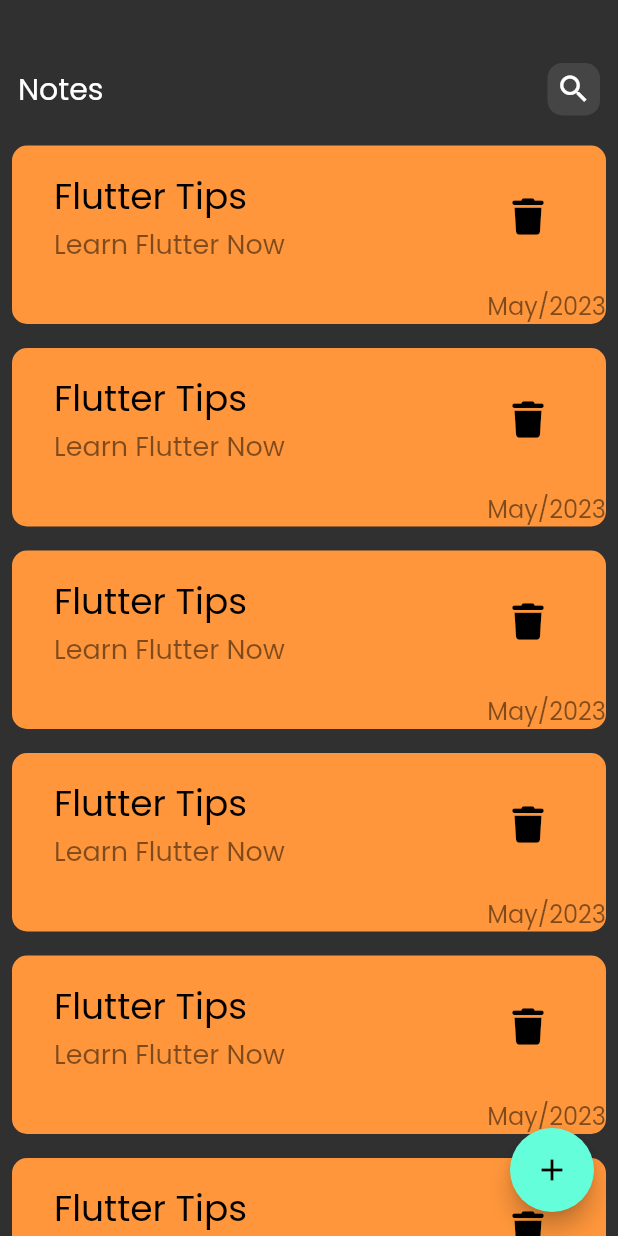
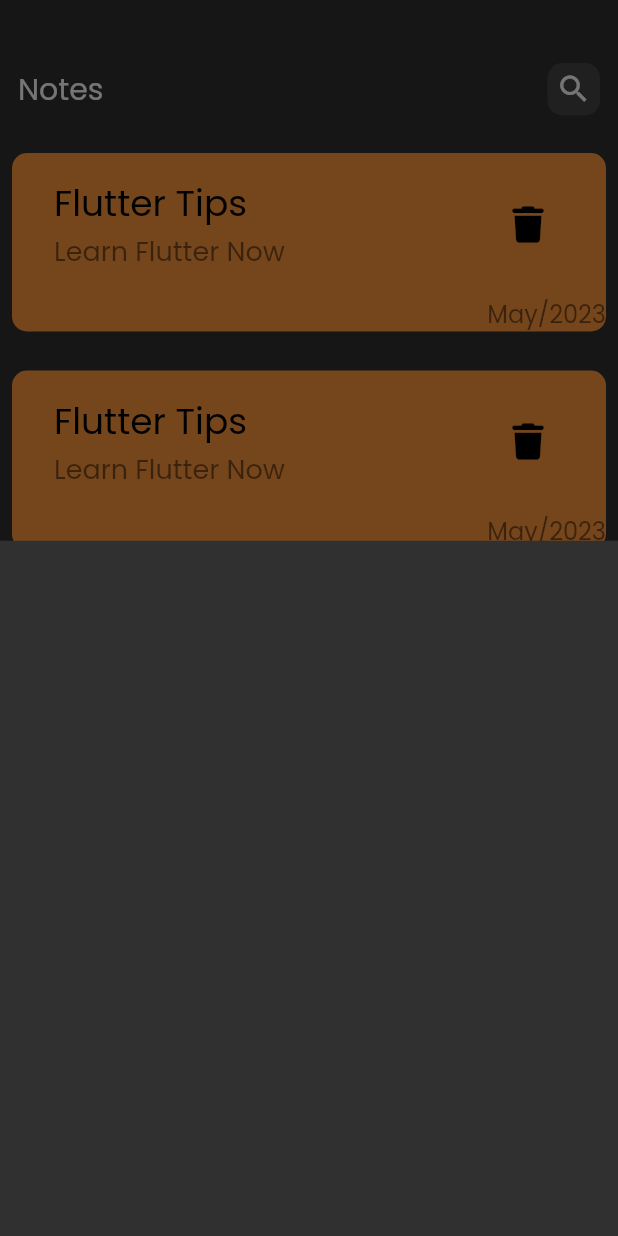
Before and after one commit to shroukhassan23/notesApp, a Flutter app: the screen it shows after launch, after a tap on the "add" icon, on a phone screen of 412 x 824 dp. Run offline on Flutter 3.47's test engine with Material 2 defaults, Android fonts, the phone set to English and light mode, and no system bars; our stand-ins replace font_awesome_flutter.

Commit message:
Add note bottom sheet

```diff
--- a/lib/widgets/HomeView.dart
+++ b/lib/widgets/HomeView.dart
@@ -8,7 +8,14 @@ class HomeView extends StatelessWidget {
   Widget build(BuildContext context) {
     return Scaffold(
       floatingActionButton: FloatingActionButton(
-        onPressed: () {},
+        onPressed: () {
+          showModalBottomSheet(
+            context: context,
+            builder: (context) {
+              return Container();
+            },
+          );
+        },
         child: Icon(Icons.add),
       ),
       body: NotesBody(),
--- a/lib/widgets/NotesBody.dart
+++ b/lib/widgets/NotesBody.dart
@@ -12,9 +12,14 @@ class NotesBody extends StatelessWidget {
           height: 30,
         ),
         const CustomAppbar(),
-        Expanded(child: ListView.builder(
+        Expanded(
+            child: ListView.builder(
+          padding: EdgeInsets.zero,
           itemBuilder: (context, index) {
-            return NotesItem();
+            return Padding(
+              padding: const EdgeInsets.symmetric(vertical: 5),
+              child: NotesItem(),
+            );
           },
         ))
       ],
```
